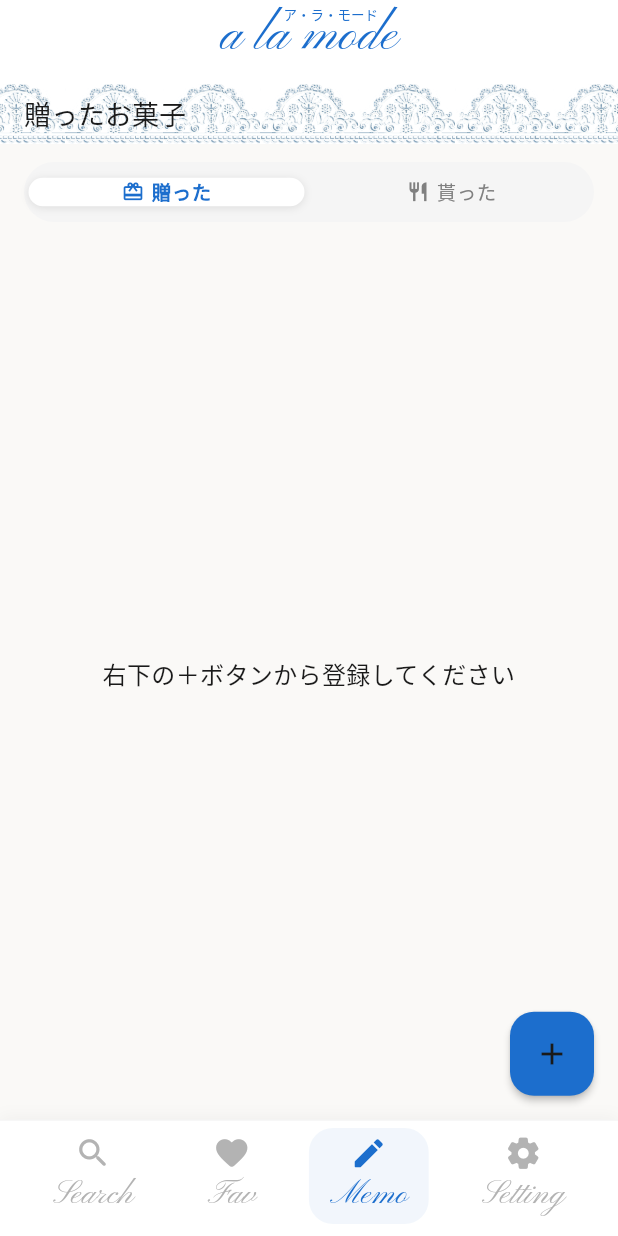
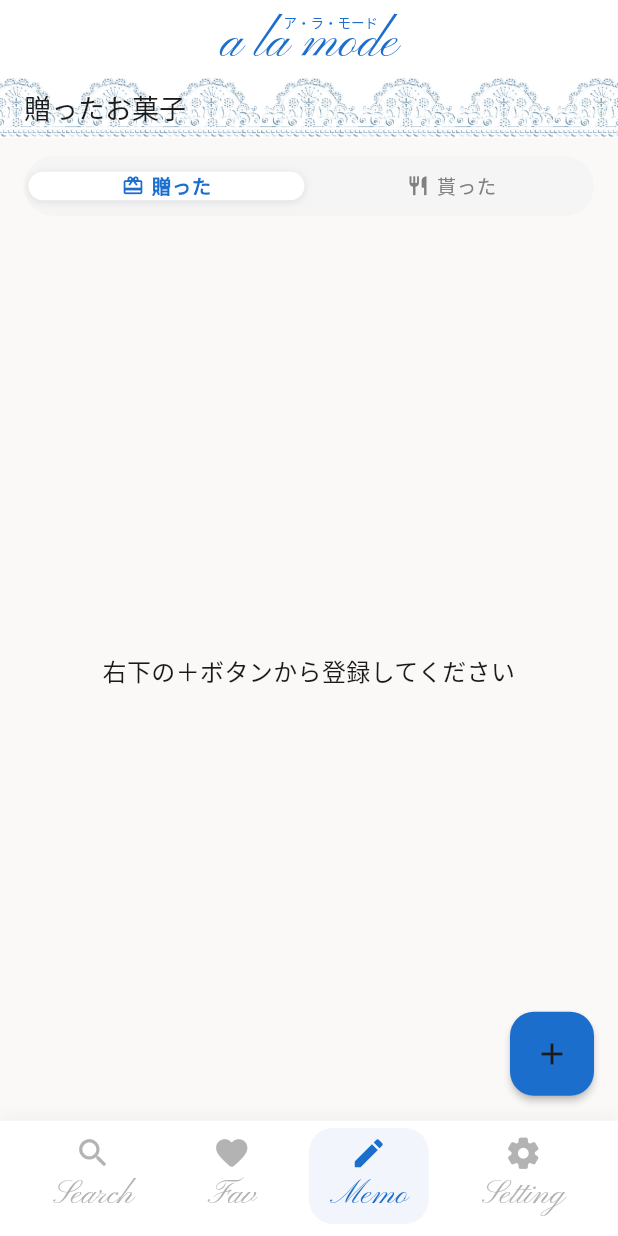
Before and after one commit to erablea/alamode_app, a Flutter app: the screen it shows after launch, item 3 of the bottom bar chosen, on a phone screen of 412 x 824 dp. Run offline on Flutter 3.47's test engine with Material 3 defaults, Android fonts, the phone set to English and light mode, and no system bars; our stand-ins replace cached_network_image, image_picker, shared_preferences, supabase_flutter, syncfusion_flutter_datepicker; accounts and stored records are empty; Roboto replaces fonts that are missing (ZenMaruGothic); project files that could hold a hidden picture were left out.

Commit message:
Fix header spacing and add about text margin

```diff
--- a/lib/view/user.dart
+++ b/lib/view/user.dart
@@ -967,7 +967,9 @@ class _UserScreenState extends State<UserScreen> {
           ),
         ),
         const SizedBox(height: 12),
-        const Text(
+        Padding(
+          padding: const EdgeInsets.symmetric(horizontal: 14),
+          child: const Text(
           '「今年の帰省は何のお土産を持って行こう？ 前回は何を贈ったのだったっけ？」「この前食べたあのお菓子、とっても美味しかったけど、似たお菓子を開拓したいなぁ」\n\n'
           'このアプリは、大切な人への贈り物や、自分にとってのご褒美を記録するために作られました。\n\n'
           '「ア・ラ・モード」は、フランス語で「流行の」「おしゃれな」という意味。日本では「プリン・ア・ラ・モード」を思い浮かべる人が多いと思います。\n'
@@ -978,6 +980,7 @@ class _UserScreenState extends State<UserScreen> {
             color: AppColors.blackDark,
             height: 1.7,
           ),
+        ),
         ),
         const SizedBox(height: 24),
         // イラスト挿入予定
--- a/lib/widgets/header.dart
+++ b/lib/widgets/header.dart
@@ -5,7 +5,7 @@ class Header extends StatelessWidget implements PreferredSizeWidget {
   const Header({super.key});
 
   @override
-  Size get preferredSize => const Size.fromHeight(kToolbarHeight);
+  Size get preferredSize => const Size.fromHeight(52);
 
   @override
   Widget build(BuildContext context) {
@@ -13,8 +13,9 @@ class Header extends StatelessWidget implements PreferredSizeWidget {
     return AppBar(
       backgroundColor: Colors.white,
       elevation: 0,
+      toolbarHeight: 52,
       title: Padding(
-        padding: const EdgeInsets.only(bottom: 10),
+        padding: const EdgeInsets.only(top: 4),
         child: Stack(
           alignment: Alignment.topCenter,
           clipBehavior: Clip.none,
```
